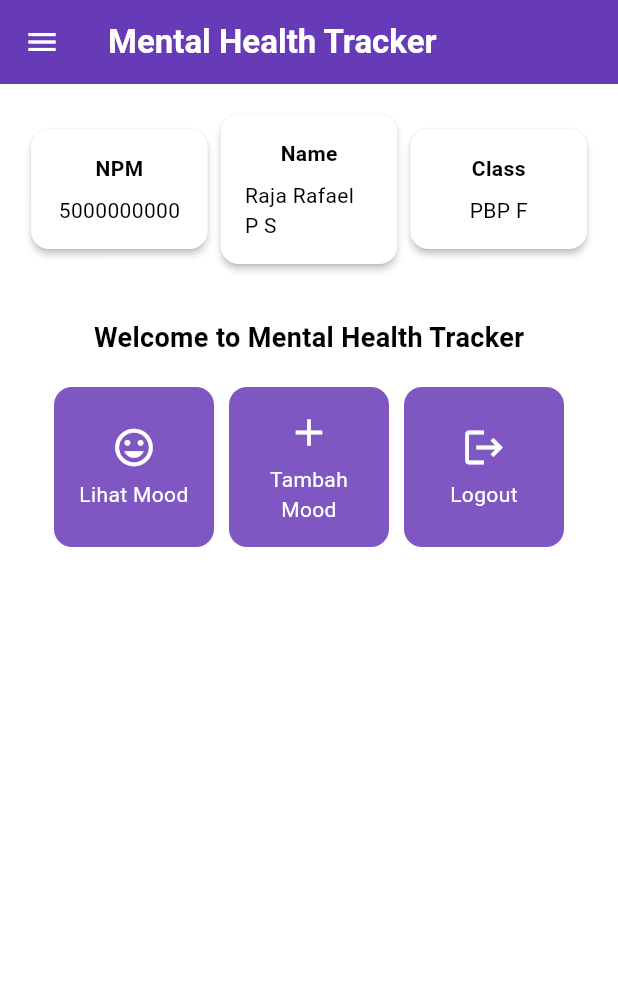
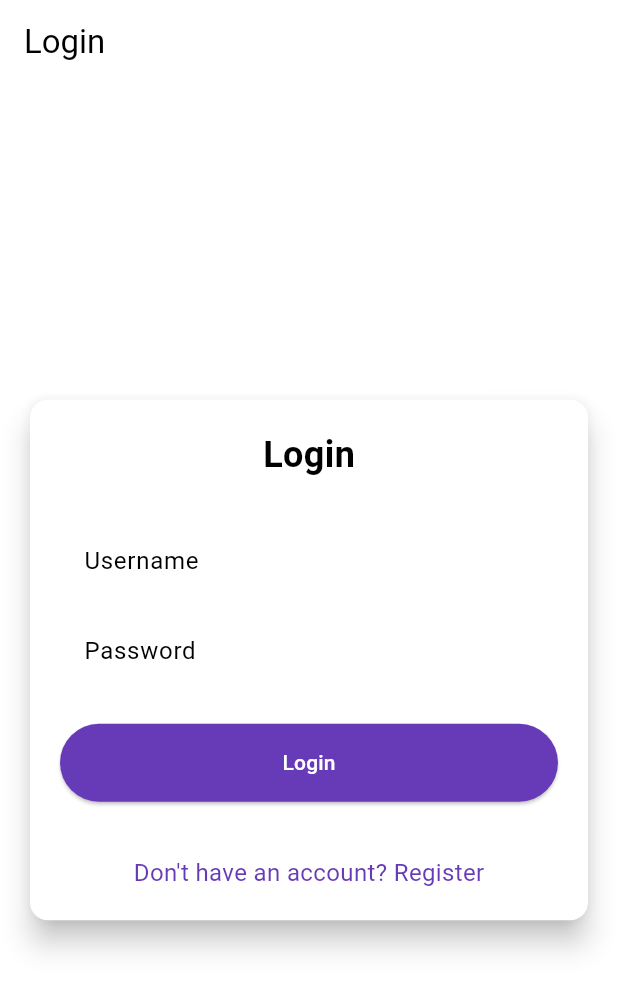
Before and after one commit to rafaelsitorus/mental_health_tracker_mobile, a Flutter app: the screen it shows after launch, on a phone screen of 412 x 824 dp. Shown: the top 991 px of the screen. Run offline on Flutter 3.47's test engine with Material 3 defaults, Android fonts, the phone set to English and light mode, and no system bars; missing offline and left inert: pbp_django_auth.

Commit message:
final tutorial 8

```diff
--- a/lib/main.dart
+++ b/lib/main.dart
@@ -1,6 +1,9 @@
 // Main Dart
 import 'package:flutter/material.dart';
 import 'package:mental_health_tracker/screens/menu.dart';
+import 'package:pbp_django_auth/pbp_django_auth.dart';
+import 'package:provider/provider.dart';
+import 'package:mental_health_tracker/screens/login.dart';
 
 void main() {
   runApp(const MyApp());
@@ -9,33 +12,23 @@ void main() {
 class MyApp extends StatelessWidget {
   const MyApp({super.key});
 
-  // This widget is the root of your application.
   @override
   Widget build(BuildContext context) {
-    return MaterialApp(
-        title: 'Flutter Demo',
-        debugShowCheckedModeBanner: false,
+    return Provider(
+      create: (_) {
+        CookieRequest request = CookieRequest();
+        return request;
+      },
+      child: MaterialApp(
+        title: 'Mental Health Tracker',
         theme: ThemeData(
-          // This is the theme of your application.
-          //
-          // TRY THIS: Try running your application with "flutter run". You'll see
-          // the application has a purple toolbar. Then, without quitting the app,
-          // try changing the seedColor in the colorScheme below to Colors.green
-          // and then invoke "hot reload" (save your changes or press the "hot
-          // reload" button in a Flutter-supported IDE, or press "r" if you used
-          // the command line to start the app).
-          //
-          // Notice that the counter didn't reset back to zero; the application
-          // state is not lost during the reload. To reset the state, use hot
-          // restart instead.
-          //
-          // This works for code too, not just values: Most code changes can be
-          // tested with just a hot reload.
+          useMaterial3: true,
           colorScheme: ColorScheme.fromSwatch(
             primarySwatch: Colors.deepPurple,
           ).copyWith(secondary: Colors.deepPurple[400]),
-          useMaterial3: true,
         ),
-        home: MyHomePage());
+        home: const LoginPage(),
+      ),
+    );
   }
 }
--- /dev/null
+++ b/lib/screens/login.dart
@@ -0,0 +1,182 @@
+import 'package:mental_health_tracker/screens/menu.dart';
+import 'package:flutter/material.dart';
+import 'package:pbp_django_auth/pbp_django_auth.dart';
+import 'package:provider/provider.dart';
+import 'package:mental_health_tracker/screens/register.dart';
+// TODO: Import halaman RegisterPage jika sudah dibuat
+
+void main() {
+  runApp(const LoginApp());
+}
+
+class LoginApp extends StatelessWidget {
+  const LoginApp({super.key});
+
+  @override
+  Widget build(BuildContext context) {
+    return MaterialApp(
+      title: 'Login',
+      theme: ThemeData(
+        useMaterial3: true,
+        colorScheme: ColorScheme.fromSwatch(
+          primarySwatch: Colors.deepPurple,
+        ).copyWith(secondary: Colors.deepPurple[400]),
+      ),
+      home: const LoginPage(),
+    );
+  }
+}
+
+class LoginPage extends StatefulWidget {
+  const LoginPage({super.key});
+
+  @override
+  State<LoginPage> createState() => _LoginPageState();
+}
+
+class _LoginPageState extends State<LoginPage> {
+  final TextEditingController _usernameController = TextEditingController();
+  final TextEditingController _passwordController = TextEditingController();
+
+  @override
+  Widget build(BuildContext context) {
+    final request = context.watch<CookieRequest>();
+
+    return Scaffold(
+      appBar: AppBar(
+        title: const Text('Login'),
+      ),
+      body: Center(
+        child: SingleChildScrollView(
+          padding: const EdgeInsets.all(16.0),
+          child: Card(
+            elevation: 8,
+            shape: RoundedRectangleBorder(
+              borderRadius: BorderRadius.circular(12.0),
+            ),
+            child: Padding(
+              padding: const EdgeInsets.all(20.0),
+              child: Column(
+                mainAxisSize: MainAxisSize.min,
+                children: [
+                  const Text(
+                    'Login',
+                    style: TextStyle(
+                      fontSize: 24.0,
+                      fontWeight: FontWeight.bold,
+                    ),
+                  ),
+                  const SizedBox(height: 30.0),
+                  TextField(
+                    controller: _usernameController,
+                    decoration: const InputDecoration(
+                      labelText: 'Username',
+                      hintText: 'Enter your username',
+                      border: OutlineInputBorder(
+                        borderRadius: BorderRadius.all(Radius.circular(12.0)),
+                      ),
+                      contentPadding:
+                          EdgeInsets.symmetric(horizontal: 12.0, vertical: 8.0),
+                    ),
+                  ),
+                  const SizedBox(height: 12.0),
+                  TextField(
+                    controller: _passwordController,
+                    decoration: const InputDecoration(
+                      labelText: 'Password',
+                      hintText: 'Enter your password',
+                      border: OutlineInputBorder(
+                        borderRadius: BorderRadius.all(Radius.circular(12.0)),
+                      ),
+                      contentPadding:
+                          EdgeInsets.symmetric(horizontal: 12.0, vertical: 8.0),
+                    ),
+                    obscureText: true,
+                  ),
+                  const SizedBox(height: 24.0),
+                  ElevatedButton(
+                    onPressed: () async {
+                      String username = _usernameController.text;
+                      String password = _passwordController.text;
+
+                      // Cek kredensial
+                      // TODO: Ganti URL dan jangan lupa tambahkan trailing slash (/) di akhir URL!
+                      // Untuk menyambungkan Android emulator dengan Django pada localhost,
+                      // gunakan URL http://10.0.2.2/
+                      final response = await request
+                          .login("http://[APP_URL_KAMU]/auth/login/", {
+                        'username': username,
+                        'password': password,
+                      });
+
+                      if (request.loggedIn) {
+                        String message = response['message'];
+                        String uname = response['username'];
+                        if (context.mounted) {
+                          Navigator.pushReplacement(
+                            context,
+                            MaterialPageRoute(
+                                builder: (context) => MyHomePage()),
+                          );
+                          ScaffoldMessenger.of(context)
+                            ..hideCurrentSnackBar()
+                            ..showSnackBar(
+                              SnackBar(
+                                  content:
+                                      Text("$message Selamat datang, $uname.")),
+                            );
+                        }
+                      } else {
+                        if (context.mounted) {
+                          showDialog(
+                            context: context,
+                            builder: (context) => AlertDialog(
+                              title: const Text('Login Gagal'),
+                              content: Text(response['message']),
+                              actions: [
+                                TextButton(
+                                  child: const Text('OK'),
+                                  onPressed: () {
+                                    Navigator.pop(context);
+                                  },
+                                ),
+                              ],
+                            ),
+                          );
+                        }
+                      }
+                    },
+                    style: ElevatedButton.styleFrom(
+                      foregroundColor: Colors.white,
+                      minimumSize: Size(double.infinity, 50),
+                      backgroundColor: Theme.of(context).colorScheme.primary,
+                      padding: const EdgeInsets.symmetric(vertical: 16.0),
+                    ),
+                    child: const Text('Login'),
+                  ),
+                  const SizedBox(height: 36.0),
+                  GestureDetector(
+                    onTap: () {
+                      Navigator.push(
+                        context,
+                        MaterialPageRoute(
+                            builder: (context) => const RegisterPage()),
+                      );
+                    },
+                    child: Text(
+                      'Don\'t have an account? Register',
+                      style: TextStyle(
+                        color: Theme.of(context).colorScheme.primary,
+                        fontSize: 16.0,
+                      ),
+                    ),
+                  ),
+                ],
+              ),
+            ),
+          ),
+        ),
+      ),
+    );
+  }
+}
--- a/pubspec.yaml
+++ b/pubspec.yaml
@@ -35,6 +35,9 @@ dependencies:
   # The following adds the Cupertino Icons font to your application.
   # Use with the CupertinoIcons class for iOS style icons.
   cupertino_icons: ^1.0.8
+  provider: ^6.1.2
+  pbp_django_auth: ^0.4.0
+  http: ^1.2.2
 
 dev_dependencies:
   flutter_test:
```
Also changed, not shown: lib/models/mood_entry.dart (added, +65 -0 lines), lib/screens/list_moodentry.dart (added, +90 -0 lines), lib/screens/moodentry_form.dart (+36 -27 lines), lib/screens/register.dart (added, +166 -0 lines), lib/widgets/left_drawer.dart (+12 -0 lines), lib/widgets/mood_card.dart (+39 -1 lines), pubspec.lock, 2 other files.
